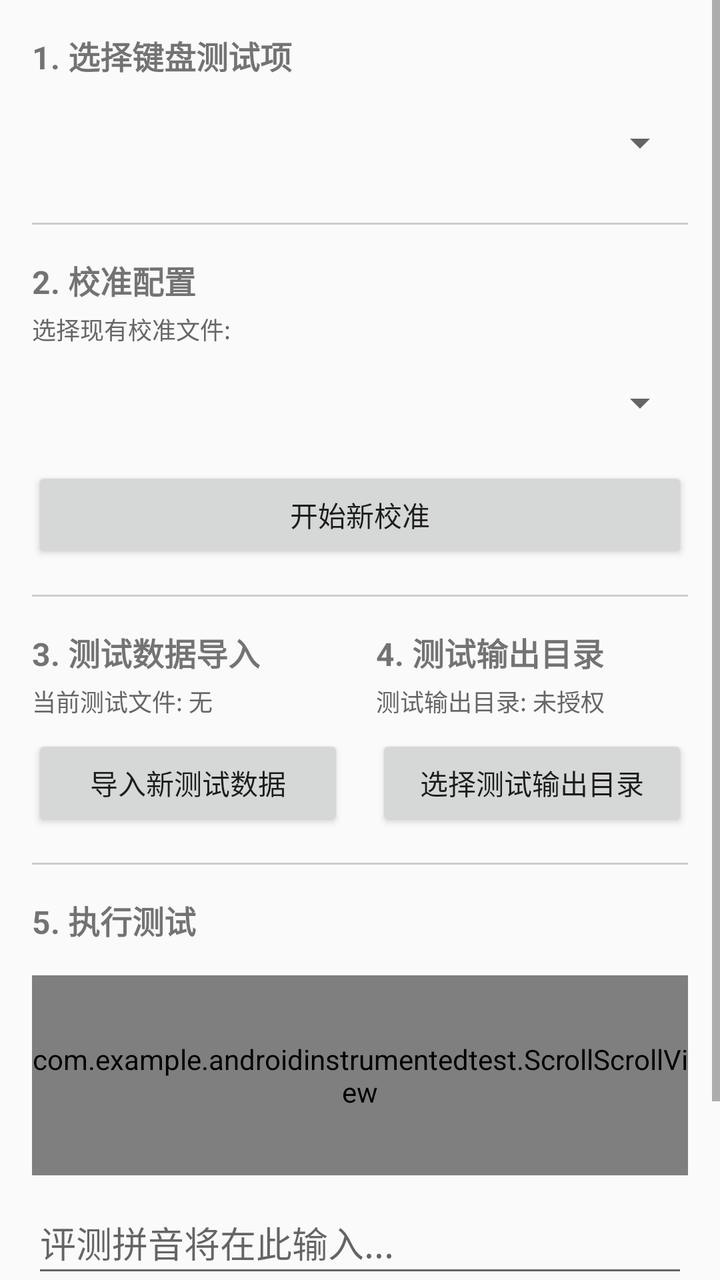
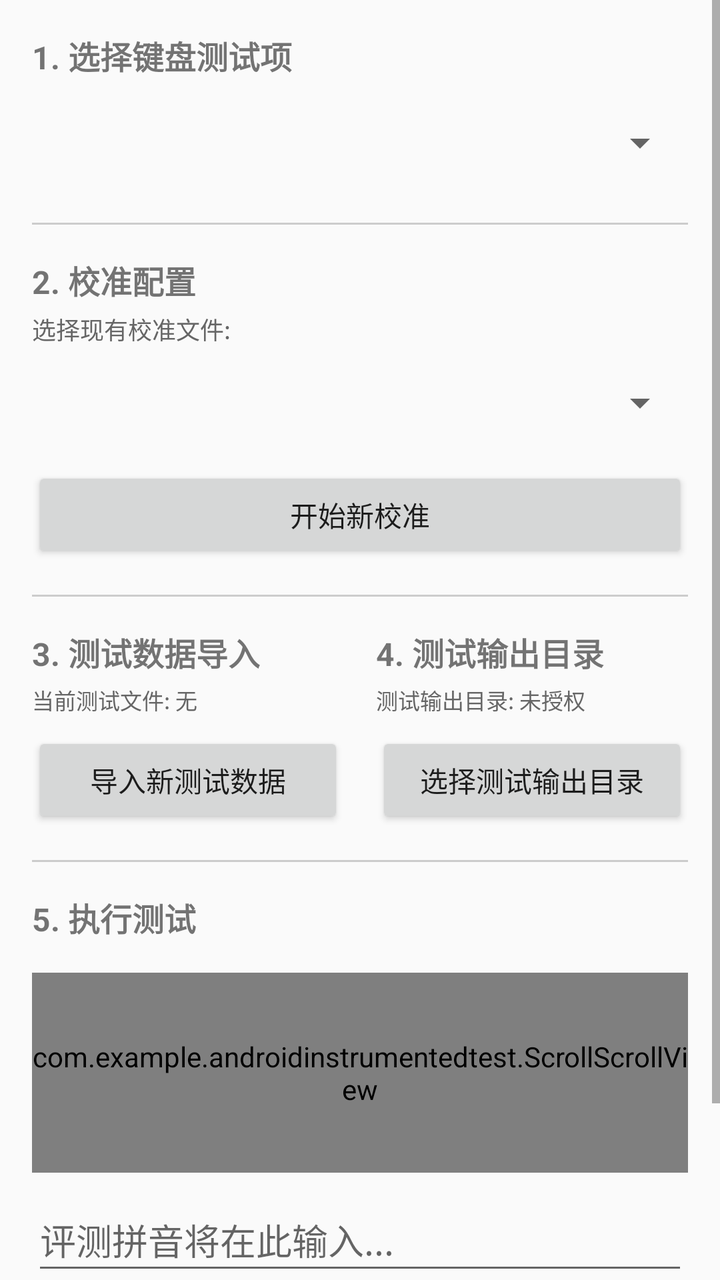

Compare the two renders of this Android layout. The source of the first and the diff that turns it into the second are given below.
<!-- AndroidManifest.xml: activity theme Theme.AndroidInstrumentedTest -->
<!-- res/layout/activity_main.xml -->
<?xml version="1.0" encoding="utf-8"?>
<androidx.constraintlayout.widget.ConstraintLayout xmlns:android="http://schemas.android.com/apk/res/android"
    xmlns:app="http://schemas.android.com/apk/res-auto"
    xmlns:tools="http://schemas.android.com/tools"
    android:layout_width="match_parent"
    android:layout_height="match_parent"
    tools:context=".MainActivity">

    <ScrollView
        android:id="@+id/main_scroll_view"
        android:layout_width="match_parent"
        android:layout_height="match_parent">

        <LinearLayout
            android:id="@+id/main_content_container"
            android:layout_width="match_parent"
            android:layout_height="wrap_content"
            android:orientation="vertical"
            android:padding="16dp">

            
            <TextView
                android:layout_width="wrap_content"
                android:layout_height="wrap_content"
                android:text="1. 选择键盘测试项"
                android:textStyle="bold"
                android:textSize="16sp" />

            <Spinner
                android:id="@+id/keyboard_type_spinner"
                android:layout_width="match_parent"
                android:layout_height="48dp"
                android:layout_marginTop="8dp" />

            <View
                android:layout_width="match_parent"
                android:layout_height="1dp"
                android:background="#CCCCCC"
                android:layout_marginTop="16dp"
                android:layout_marginBottom="16dp" />

            
            <TextView
                android:layout_width="wrap_content"
                android:layout_height="wrap_content"
                android:text="2. 校准配置"
                android:textStyle="bold"
                android:textSize="16sp" />

            <TextView
                android:layout_width="match_parent"
                android:layout_height="wrap_content"
                android:layout_marginTop="4dp"
                android:text="选择现有校准文件:"
                android:textSize="12sp"
                android:textColor="#666666" />

            <Spinner
                android:id="@+id/calibration_file_spinner"
                android:layout_width="match_parent"
                android:layout_height="48dp"
                android:layout_marginTop="4dp" />

            <Button
                android:id="@+id/calibrate_button"
                android:layout_width="match_parent"
                android:layout_height="wrap_content"
                android:layout_marginTop="8dp"
                android:text="开始新校准" />

            <View
                android:layout_width="match_parent"
                android:layout_height="1dp"
                android:background="#CCCCCC"
                android:layout_marginTop="16dp"
                android:layout_marginBottom="16dp" />

            <LinearLayout
                android:layout_width="match_parent"
                android:layout_height="wrap_content"
                android:orientation="horizontal"
                android:weightSum="2">

                
                <LinearLayout
                    android:layout_width="0dp"
                    android:layout_height="wrap_content"
                    android:layout_weight="1"
                    android:orientation="vertical"
                    android:layout_marginEnd="8dp">

                    <TextView
                        android:layout_width="wrap_content"
                        android:layout_height="wrap_content"
                        android:text="3. 测试数据导入"
                        android:textStyle="bold"
                        android:textSize="16sp" />

                    <TextView
                        android:id="@+id/current_test_data_text"
                        android:layout_width="match_parent"
                        android:layout_height="wrap_content"
                        android:layout_marginTop="4dp"
                        android:text="当前测试文件: 无"
                        android:textSize="12sp"
                        android:textColor="#666666" />

                    <Button
                        android:id="@+id/import_data_button"
                        android:layout_width="match_parent"
                        android:layout_height="wrap_content"
                        android:layout_marginTop="8dp"
                        android:text="导入新测试数据" />
                </LinearLayout>

                
                <LinearLayout
                    android:layout_width="0dp"
                    android:layout_height="wrap_content"
                    android:layout_weight="1"
                    android:orientation="vertical"
                    android:layout_marginStart="8dp">

                    <TextView
                        android:layout_width="wrap_content"
                        android:layout_height="wrap_content"
                        android:text="4. 测试输出目录"
                        android:textStyle="bold"
                        android:textSize="16sp" />

                    <TextView
                        android:id="@+id/output_dir_text"
                        android:layout_width="match_parent"
                        android:layout_height="wrap_content"
                        android:layout_marginTop="4dp"
                        android:text="测试输出目录: 未授权"
                        android:textSize="12sp"
                        android:textColor="#666666" />

                    <Button
                        android:id="@+id/select_output_dir_button"
                        android:layout_width="match_parent"
                        android:layout_height="wrap_content"
                        android:layout_marginTop="8dp"
                        android:text="选择测试输出目录" />
                </LinearLayout>

            </LinearLayout>

            <View
                android:layout_width="match_parent"
                android:layout_height="1dp"
                android:background="#CCCCCC"
                android:layout_marginTop="16dp"
                android:layout_marginBottom="16dp" />

            
            <TextView
                android:layout_width="wrap_content"
                android:layout_height="wrap_content"
                android:text="5. 执行测试"
                android:textStyle="bold"
                android:textSize="16sp" />

            <com.example.androidinstrumentedtest.ScrollScrollView
                android:id="@+id/report_scroll_view"
                android:layout_width="match_parent"
                android:layout_height="100dp"
                android:layout_marginTop="16dp"
                android:background="#F5F5F5">

                <TextView
                    android:id="@+id/report_text_view"
                    android:layout_width="match_parent"
                    android:layout_height="wrap_content"
                    android:padding="12dp"
                    android:textIsSelectable="true"
                    android:textSize="12sp"
                    android:text="评测日志区域..." />
            </com.example.androidinstrumentedtest.ScrollScrollView>

            <EditText
                android:id="@+id/evaluation_edit_text"
                android:layout_width="match_parent"
                android:layout_height="wrap_content"
                android:layout_marginTop="8dp"
                android:minHeight="48dp"
                android:hint="评测拼音将在此输入..."
                android:visibility="visible" />

            <Button
                android:id="@+id/start_test_button"
                android:layout_width="match_parent"
                android:layout_height="wrap_content"
                android:layout_marginTop="8dp"
                android:text="请使用脚本文件启动测试"
                android:enabled="false"
                android:clickable="false"
                android:focusable="false"
                android:backgroundTint="#BDBDBD"
                android:textColor="#FFFFFF" />

            <TextView
                android:id="@+id/app_info_text"
                android:layout_width="match_parent"
                android:layout_height="wrap_content"
                android:layout_marginTop="12dp"
                android:gravity="end"
                android:text="版本: --  作者: --"
                android:textColor="#888888"
                android:textSize="11sp" />

        </LinearLayout>
    </ScrollView>

</androidx.constraintlayout.widget.ConstraintLayout>
<!-- resources referenced by this layout -->
<resources>
  <style name="Theme.AndroidInstrumentedTest" parent="Theme.AppCompat.Light.NoActionBar" />
</resources>

<!-- the commit's change to res/layout/activity_main.xml (unified diff, before → after) -->
@@ -75,76 +75,90 @@
                 android:layout_marginTop="16dp"
                 android:layout_marginBottom="16dp" />
 
+            
             <LinearLayout
                 android:layout_width="match_parent"
                 android:layout_height="wrap_content"
                 android:orientation="horizontal"
                 android:weightSum="2">
 
-                
-                <LinearLayout
-                    android:layout_width="0dp"
-                    android:layout_height="wrap_content"
-                    android:layout_weight="1"
-                    android:orientation="vertical"
-                    android:layout_marginEnd="8dp">
-
-                    <TextView
-                        android:layout_width="wrap_content"
-                        android:layout_height="wrap_content"
-                        android:text="3. 测试数据导入"
-                        android:textStyle="bold"
-                        android:textSize="16sp" />
-
-                    <TextView
-                        android:id="@+id/current_test_data_text"
-                        android:layout_width="match_parent"
-                        android:layout_height="wrap_content"
-                        android:layout_marginTop="4dp"
-                        android:text="当前测试文件: 无"
-                        android:textSize="12sp"
-                        android:textColor="#666666" />
-
-                    <Button
-                        android:id="@+id/import_data_button"
-                        android:layout_width="match_parent"
-                        android:layout_height="wrap_content"
-                        android:layout_marginTop="8dp"
-                        android:text="导入新测试数据" />
-                </LinearLayout>
-
-                
-                <LinearLayout
-                    android:layout_width="0dp"
-                    android:layout_height="wrap_content"
-                    android:layout_weight="1"
-                    android:orientation="vertical"
-                    android:layout_marginStart="8dp">
-
-                    <TextView
-                        android:layout_width="wrap_content"
-                        android:layout_height="wrap_content"
-                        android:text="4. 测试输出目录"
-                        android:textStyle="bold"
-                        android:textSize="16sp" />
-
-                    <TextView
-                        android:id="@+id/output_dir_text"
-                        android:layout_width="match_parent"
-                        android:layout_height="wrap_content"
-                        android:layout_marginTop="4dp"
-                        android:text="测试输出目录: 未授权"
-                        android:textSize="12sp"
-                        android:textColor="#666666" />
-
-                    <Button
-                        android:id="@+id/select_output_dir_button"
-                        android:layout_width="match_parent"
-                        android:layout_height="wrap_content"
-                        android:layout_marginTop="8dp"
-                        android:text="选择测试输出目录" />
-                </LinearLayout>
-
+                <TextView
+                    android:layout_width="0dp"
+                    android:layout_height="wrap_content"
+                    android:layout_weight="1"
+                    android:layout_marginEnd="8dp"
+                    android:text="3. 测试数据导入"
+                    android:textStyle="bold"
+                    android:textSize="16sp" />
+
+                <TextView
+                    android:layout_width="0dp"
+                    android:layout_height="wrap_content"
+                    android:layout_weight="1"
+                    android:layout_marginStart="8dp"
+                    android:text="4. 测试输出目录"
+                    android:textStyle="bold"
+                    android:textSize="16sp" />
+            </LinearLayout>
+
+            
+            <LinearLayout
+                android:layout_width="match_parent"
+                android:layout_height="wrap_content"
+                android:orientation="horizontal"
+                android:layout_marginTop="4dp"
+                android:weightSum="2">
+
+                <TextView
+                    android:id="@+id/current_test_data_text"
+                    android:layout_width="0dp"
+                    android:layout_height="wrap_content"
+                    android:layout_weight="1"
+                    android:layout_marginEnd="8dp"
+                    android:text="当前测试文件: 无"
+                    android:textSize="11sp"
+                    android:textColor="#666666"
+                    android:ellipsize="none"
+                    android:maxLines="6"
+                    android:scrollHorizontally="false" />
+
+                <TextView
+                    android:id="@+id/output_dir_text"
+                    android:layout_width="0dp"
+                    android:layout_height="wrap_content"
+                    android:layout_weight="1"
+                    android:layout_marginStart="8dp"
+                    android:text="测试输出目录: 未授权"
+                    android:textSize="11sp"
+                    android:textColor="#666666"
+                    android:ellipsize="none"
+                    android:maxLines="6"
+                    android:scrollHorizontally="false" />
+            </LinearLayout>
+
+            
+            <LinearLayout
+                android:layout_width="match_parent"
+                android:layout_height="wrap_content"
+                android:orientation="horizontal"
+                android:layout_marginTop="8dp"
+                android:weightSum="2">
+
+                <Button
+                    android:id="@+id/import_data_button"
+                    android:layout_width="0dp"
+                    android:layout_height="wrap_content"
+                    android:layout_weight="1"
+                    android:layout_marginEnd="8dp"
+                    android:text="导入新测试数据" />
+
+                <Button
+                    android:id="@+id/select_output_dir_button"
+                    android:layout_width="0dp"
+                    android:layout_height="wrap_content"
+                    android:layout_weight="1"
+                    android:layout_marginStart="8dp"
+                    android:text="选择测试输出目录" />
             </LinearLayout>
 
             <View
